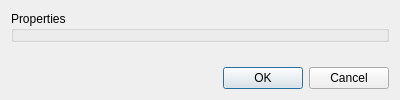
Above: plugins/property/PropertyEditor.ui from dmzgroup/mbra before the change. Below: the same form after it.
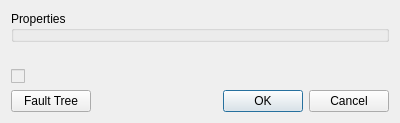
That is the form after the change.

Commit message: Added fault tree linking

Patch:
```diff
--- a/plugins/property/PropertyEditor.ui
+++ b/plugins/property/PropertyEditor.ui
@@ -7,7 +7,7 @@
     <x>0</x>
     <y>0</y>
     <width>400</width>
-    <height>100</height>
+    <height>123</height>
    </rect>
   </property>
   <property name="windowTitle">
@@ -35,15 +35,36 @@
     </spacer>
    </item>
    <item>
-    <widget class="QDialogButtonBox" name="buttonBox">
-     <property name="orientation">
-      <enum>Qt::Horizontal</enum>
+    <widget class="QCheckBox" name="ftCheck">
+     <property name="enabled">
+      <bool>false</bool>
      </property>
-     <property name="standardButtons">
-      <set>QDialogButtonBox::Cancel|QDialogButtonBox::Ok</set>
+     <property name="text">
+      <string/>
      </property>
     </widget>
    </item>
+   <item>
+    <layout class="QHBoxLayout" name="horizontalLayout">
+     <item>
+      <widget class="QPushButton" name="ftButton">
+       <property name="text">
+        <string>Fault Tree</string>
+       </property>
+      </widget>
+     </item>
+     <item>
+      <widget class="QDialogButtonBox" name="buttonBox">
+       <property name="orientation">
+        <enum>Qt::Horizontal</enum>
+       </property>
+       <property name="standardButtons">
+        <set>QDialogButtonBox::Cancel|QDialogButtonBox::Ok</set>
+       </property>
+      </widget>
+     </item>
+    </layout>
+   </item>
   </layout>
  </widget>
  <resources/>
```
Left out of the diff: 44 changed lines with no effect on the pictures. The commit also changes 8 other files.
